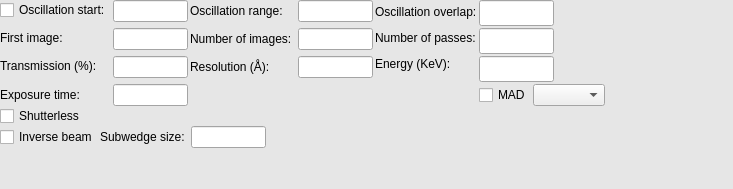
Before: the Qt Designer form Bricks/widgets/ui_files/Qt4_acquisition_widget_horizontal_layout.ui in mxcube/mxcubeqt, drawn with Qt 5.
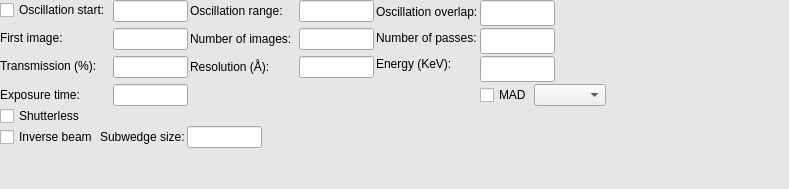
After: the same form once the commit is applied.

```diff
--- a/Bricks/widgets/ui_files/Qt4_acquisition_widget_horizontal_layout.ui
+++ b/Bricks/widgets/ui_files/Qt4_acquisition_widget_horizontal_layout.ui
@@ -6,7 +6,7 @@
    <rect>
     <x>0</x>
     <y>0</y>
-    <width>733</width>
+    <width>789</width>
     <height>189</height>
    </rect>
   </property>
@@ -525,8 +525,6 @@
       </widget>
      </item>
      <item>
-      <layout class="QHBoxLayout">
-       <item>
         <widget class="QLabel" name="subwedge_size_label">
          <property name="mouseTracking">
           <bool>false</bool>
@@ -550,22 +548,7 @@
         </widget>
        </item>
        <item>
-        <spacer name="subwedge_fill_spacer">
-         <property name="orientation">
-          <enum>Qt::Horizontal</enum>
-         </property>
-         <property name="sizeType">
-          <enum>QSizePolicy::Expanding</enum>
-         </property>
-         <property name="sizeHint" stdset="0">
-          <size>
-           <width>20</width>
-           <height>20</height>
-          </size>
-         </property>
-        </spacer>
-       </item>
-      </layout>
+      <layout class="QHBoxLayout"/>
      </item>
      <item>
       <spacer name="spacer16">
```
Lines whose indentation alone changed are shown as unchanged.
